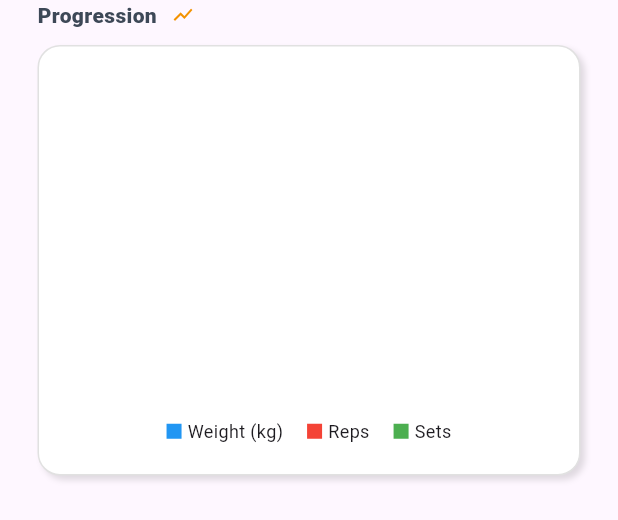
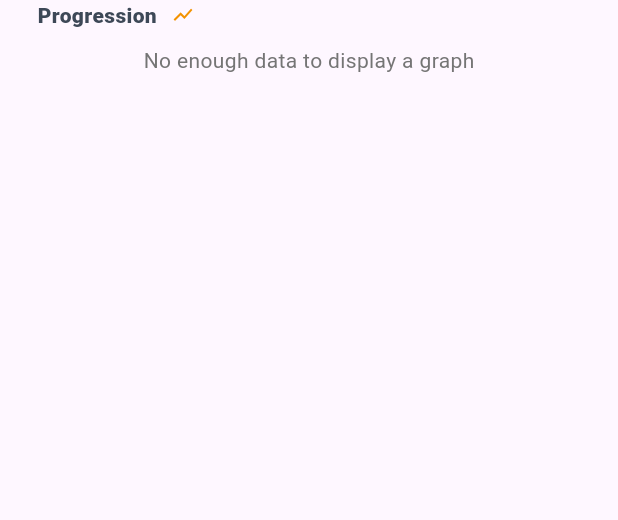
Before and after one commit to BobElBricolo/FitnessTracker, a Flutter app: the GraphWidget widget shown alone on an empty page, opened directly with empty values, on a phone screen of 412 x 824 dp. Shown: the top 520 px of the screen. Run offline on Flutter 3.47's test engine with Material 3 defaults, Android fonts, the phone set to English and light mode, and no system bars; network calls fail.

Commit message:
Boom bug en moins

```diff
--- a/lib/pages/exercise_details/widgets/graph/exercise_graph.dart
+++ b/lib/pages/exercise_details/widgets/graph/exercise_graph.dart
@@ -31,6 +31,20 @@ class GraphWidget extends StatelessWidget {
           ),
         ),
         const SizedBox(height: 10),
+
+        // If there is no data, display a message
+        if (data.isEmpty || data.length == 1)
+          Padding(
+            padding: const EdgeInsets.symmetric(horizontal: 25),
+            child: Text(
+              "No enough data to display a graph",
+              style: TextStyle(
+                color: Colors.grey[600],
+                fontSize: 14,
+              ),
+            ),
+          )
+        else
         Padding(
           padding: const EdgeInsets.symmetric(horizontal: 25),
           child: Container(
```
Also changed, not shown: lib/pages/exercise_details/exercise_details.dart (+7 -2 lines).
